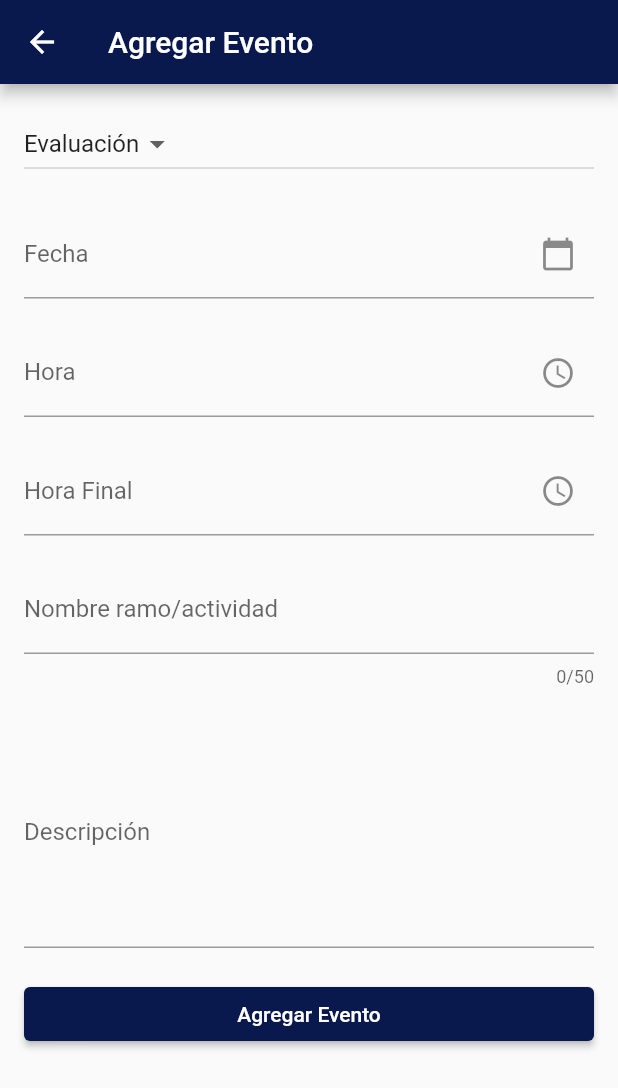
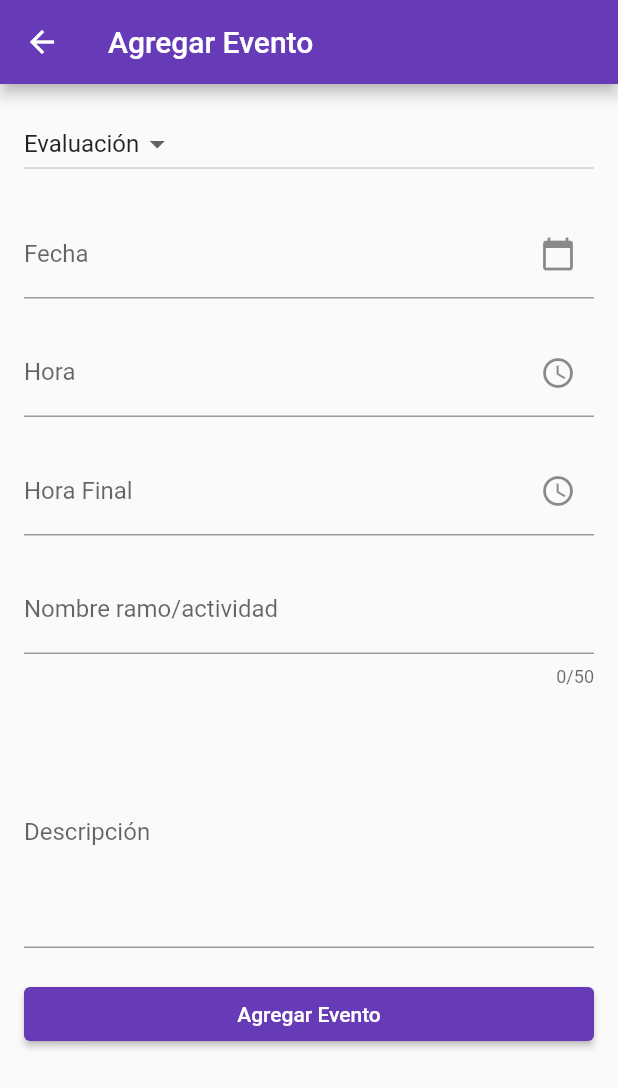
Before and after one commit to EmoMeza/proyecto-informatico, a Flutter app: the menuCAA screen opened by its route, in the side drawer, after a tap on "Agregar Evento", on a phone screen of 412 x 824 dp. Shown: the top 1088 px of the screen. Run offline on Flutter 3.47's test engine with Material 2 defaults, Android fonts, the phone set to English and light mode, and no system bars; our stand-ins replace carousel_slider, table_calendar; network calls fail.

Commit message:
🎨 (frontend) Enlazar colores

```diff
--- a/frontend/lib/pages/agregarEvento.dart
+++ b/frontend/lib/pages/agregarEvento.dart
@@ -217,7 +217,14 @@ class _AgregarEventoState extends State<AgregarEvento> {
   Widget build(BuildContext context) {
     return Scaffold(
       appBar: AppBar(
-        title: const Text('Agregar Evento'),
+        title: Text('Agregar Evento',
+            style: TextStyle(color: Theme.of(context).colorScheme.onPrimary)),
+        backgroundColor: Theme.of(context).colorScheme.primary,
+        iconTheme: IconThemeData(
+          color: Theme.of(context)
+              .colorScheme
+              .onPrimary, // Cambia el color según tu necesidad
+        ),
       ),
       body: SingleChildScrollView(
         child: Padding(
--- a/frontend/lib/pages/menuCAA.dart
+++ b/frontend/lib/pages/menuCAA.dart
@@ -18,7 +18,14 @@ class menuCAA extends StatelessWidget {
   Widget build(BuildContext context) {
     return Scaffold(
       appBar: AppBar(
-        title: const Text('CAA "nombre"'),
+        title: Text('CAA "nombre"',
+            style: TextStyle(color: Theme.of(context).colorScheme.onPrimary)),
+        backgroundColor: Theme.of(context).colorScheme.primary,
+        iconTheme: IconThemeData(
+          color: Theme.of(context)
+              .colorScheme
+              .onPrimary, // Cambia el color según tu necesidad
+        ),
       ),
       body: SingleChildScrollView(
         child: Column(
@@ -40,11 +47,11 @@ class menuCAA extends StatelessWidget {
         child: ListView(
           padding: EdgeInsets.zero,
           children: <Widget>[
-            const DrawerHeader(
+            DrawerHeader(
               decoration: BoxDecoration(
-                color: Color(0xFF09184d),
+                color: Theme.of(context).colorScheme.primary,
               ),
-              child: Text(
+              child: const Text(
                 'Menú CAA',
                 style: TextStyle(
                   color: Colors.white,
```
Also changed, not shown: frontend/lib/main.dart (+6 -4 lines), frontend/lib/pages/calendario.dart (+59 -39 lines), frontend/lib/pages/flujo_de_caja.dart (+13 -9 lines), frontend/lib/pages/login.dart (+9 -2 lines), frontend/lib/pages/menuAlumnos.dart (+11 -5 lines).
